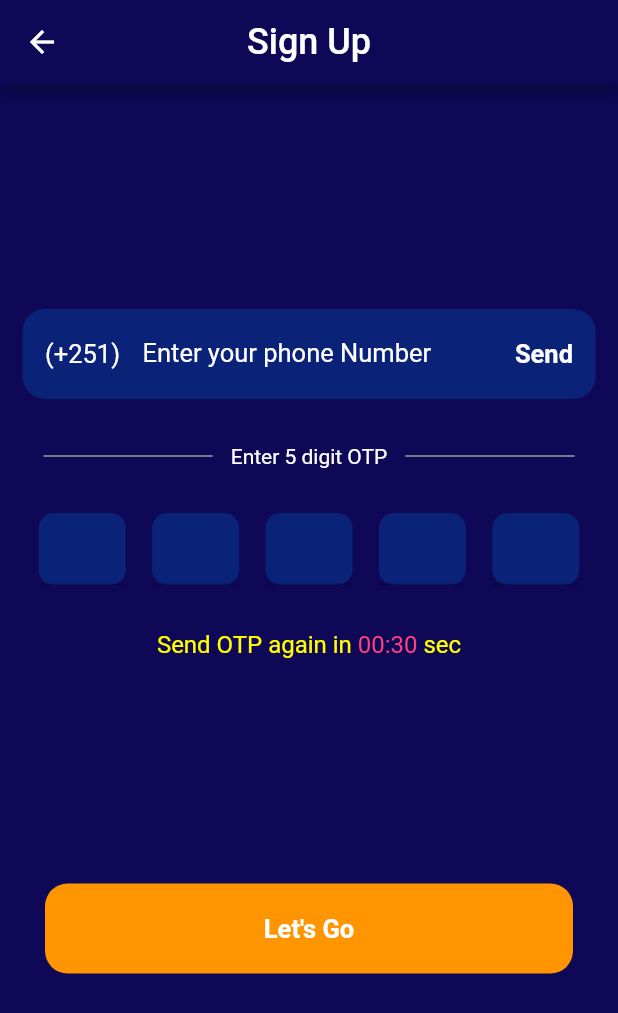
After one commit to anobes6416/TodoApp, a Flutter app: the PhoneAuthPage screen opened directly, on a phone screen of 412 x 824 dp. The commit adds this screen. Shown: the top 1013 px of the screen. Run offline on Flutter 3.47's test engine with Material 2 defaults, Android fonts, the phone set to English and light mode, and no system bars; drawn by our look-alikes of otp_text_field; our stand-ins replace firebase_auth, firebase_core, flutter_secure_storage, flutter_svg, google_sign_in; accounts and stored records are empty.

Commit message:
phoneAuthentication commit

```diff
--- a/lib/main.dart
+++ b/lib/main.dart
@@ -42,7 +42,7 @@ void initState() {
   Widget build(BuildContext context) {
     return MaterialApp(
       debugShowCheckedModeBanner: false,
-      home: SignUpPage(),
+      home: currentPage,
     );
   }
 }
--- /dev/null
+++ b/lib/pages/PhoneAuthPage.dart
@@ -0,0 +1,203 @@
+import 'dart:async';
+
+import 'package:flutter/material.dart';
+import 'package:otp_text_field/otp_field.dart';
+import 'package:otp_text_field/otp_field_style.dart';
+import 'package:otp_text_field/style.dart';
+
+class PhoneAuthPage extends StatefulWidget {
+  const PhoneAuthPage({super.key});
+
+  @override
+  State<PhoneAuthPage> createState() => _PhoneAuthPageState();
+}
+
+class _PhoneAuthPageState extends State<PhoneAuthPage> {
+  int start = 30;
+  bool wait = false;
+  String buttonName = "Send";
+  @override
+  Widget build(BuildContext context) {
+    return Scaffold(
+      backgroundColor: Color.fromARGB(255, 14, 8, 86),
+      appBar: AppBar(
+        backgroundColor: Color.fromARGB(255, 14, 8, 86),
+        title: Text(
+          "Sign Up",
+          style: TextStyle(color: Colors.white, fontSize: 24),
+        ),
+        centerTitle: true,
+      ),
+      body: Container(
+        height: MediaQuery.of(context).size.height,
+        width: MediaQuery.of(context).size.width,
+        child: SingleChildScrollView(
+          child: Column(
+            children: [
+              SizedBox(
+                height: 150,
+              ),
+              textField(),
+               SizedBox(
+                height: 30,
+              ),
+              Container(
+                width: MediaQuery.of(context).size.width - 34,
+                child: Row(
+                  children: [
+                    Expanded(
+                      child: Container(
+                        height: 1,
+                        color: Colors.grey,
+                        margin: EdgeInsets.symmetric(horizontal: 12),
+                      ),
+                    ),
+                    Text(
+                      "Enter 5 digit OTP",
+                      style: TextStyle(color: Colors.white),
+                    ),
+                     Expanded(
+                      child: Container(
+                        height: 1,
+                        color: Colors.grey,
+                        margin: EdgeInsets.symmetric(horizontal: 12),
+                      ),
+                    ),
+                  ],
+                ),
+              ),
+               SizedBox(
+                height: 30,
+              ),
+              otpField(),
+               SizedBox(
+                height: 30,
+              ),
+              RichText(
+                text: TextSpan(
+                  children: [
+                    TextSpan(
+                      text: "Send OTP again in ",
+                      style: TextStyle(color: Colors.yellowAccent, fontSize: 16)
+                    ),
+                    TextSpan(
+                      text: "00:$start",
+                      style: TextStyle(color: Colors.pinkAccent, fontSize: 16)
+                    ),
+                    TextSpan(
+                      text: " sec",
+                      style: TextStyle(color: Colors.yellowAccent, fontSize: 16)
+                    ),
+                  ],
+                ),
+                ),
+                SizedBox(
+                  height: 150,
+                ),
+                Container(
+                  height: 60,
+                  width: MediaQuery.of(context).size.width - 60,
+                  decoration: BoxDecoration(
+                    color: Color(0xffff9601),
+                    borderRadius: BorderRadius.circular(15)),
+                    child: Center(
+                      child: Text(
+                        "Let's Go",
+                        style: TextStyle(
+                          fontSize: 17,
+                          color: Colors.white,
+                          fontWeight: FontWeight.w700,
+                        ),
+                      ),
+                    ),
+                  ),
+            ],
+          ),
+        ),
+      ),
+    );
+  }
+
+void startTimer() {
+  const onsec = Duration(seconds: 1);
+  Timer timer = Timer.periodic(onsec, (timer) {
+    if(start == 0){
+      setState(() {
+        timer.cancel();
+        wait = false;
+      });
+    } else{
+      setState(() {
+        start -- ;
+      });
+    }
+  });
+}
+
+Widget otpField() {
+     return OTPTextField(
+      length: 5,
+      width: MediaQuery.of(context).size.width - 34,
+      fieldWidth: 58,
+      otpFieldStyle: OtpFieldStyle(
+        backgroundColor: Color.fromARGB(255, 10, 34, 120),
+        borderColor: Colors.white
+      ),
+      style: TextStyle(fontSize: 17, color: Colors.white),
+      textFieldAlignment: MainAxisAlignment.spaceAround,
+      fieldStyle: FieldStyle.underline,
+      onCompleted: (pin) {
+        print("Completed: " + pin);
+      },
+    );
+  }
+
+  Widget textField() {
+    return Container(
+      width: MediaQuery.of(context).size.width - 30,
+      height: 60,
+      decoration: BoxDecoration(
+        color: Color.fromARGB(255, 10, 34, 120),
+        borderRadius: BorderRadius.circular(15)
+        ),
+        child: TextFormField(
+          decoration: InputDecoration(
+            border: InputBorder.none,
+            hintText: "Enter your phone Number",
+            hintStyle: TextStyle(color: Colors.white,fontSize: 17),
+            contentPadding:
+              const EdgeInsets.symmetric(vertical: 19, horizontal: 8),
+            prefixIcon: Padding(
+              padding: const EdgeInsets.symmetric(vertical: 14, horizontal: 15),
+              child: Text(
+                "(+251)",
+                style: TextStyle(color: Colors.white, fontSize: 17),
+              ),
+              ),
+          suffixIcon: InkWell(
+            onTap: wait
+            ? null :(){
+              startTimer();
+              setState(() {
+                start = 30;
+                wait = true;
+                buttonName = "Resend";
+              });
+            },
+            child : Padding(
+              padding: const EdgeInsets.symmetric(vertical: 20, horizontal: 15),
+              child: Text(
+                buttonName,
+                style: TextStyle(
+                  color: wait? Colors.grey : Colors.white,
+                  fontSize: 17,
+                  fontWeight: FontWeight.bold,
+                  ),
+              ),
+              ),
+          ),
+          ),
+        ),
+    );
+  }
+}
--- a/pubspec.yaml
+++ b/pubspec.yaml
@@ -40,6 +40,7 @@ dependencies:
   flutter_svg: ^2.0.7
   google_sign_in: ^6.1.5
   flutter_secure_storage: ^9.0.0
+  otp_text_field: ^1.1.3
 
 dev_dependencies:
   flutter_test:
```
Also changed, not shown: lib/Service/Auth_Service.dart (+8 -0 lines), lib/pages/HomePage.dart (+11 -3 lines), lib/pages/SignInPage.dart (+10 -17 lines), lib/pages/SignUpPage.dart (+11 -23 lines), pubspec.lock, 1 other file.
